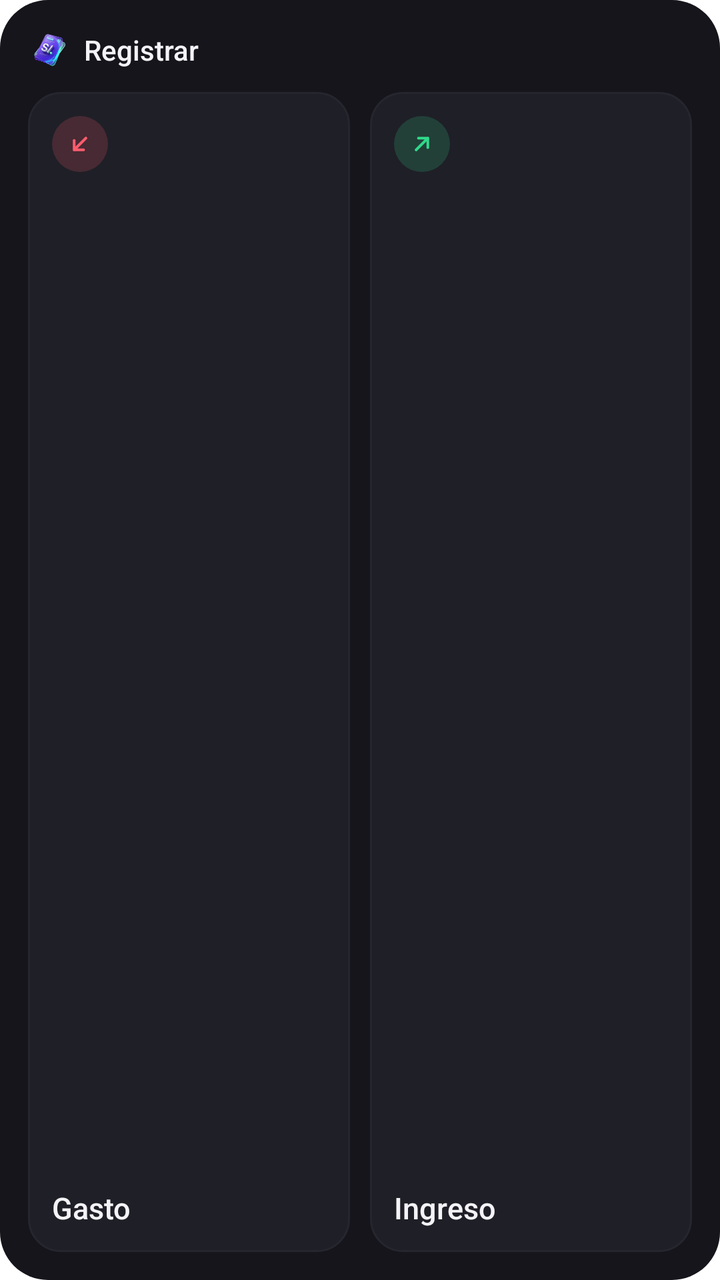
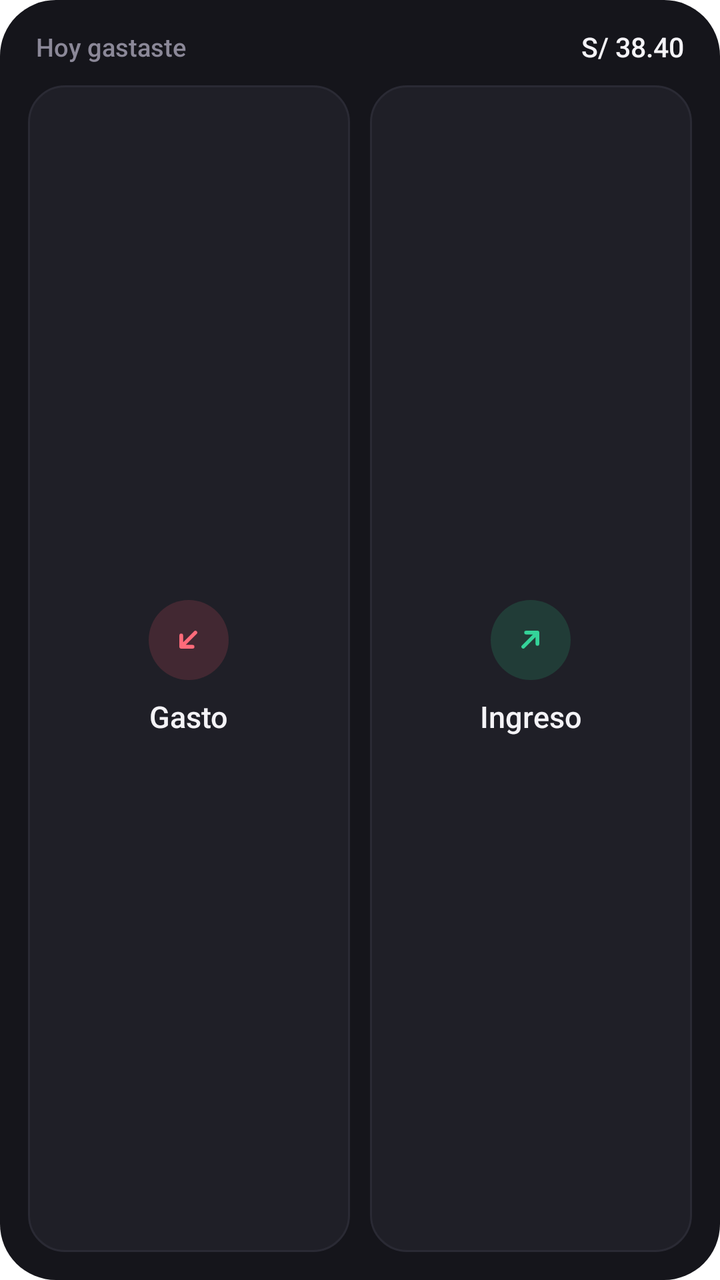

An Android layout rendered at two revisions. The XML below is the earlier revision; the diff shows what the commit changed to produce the second picture.
<!-- AndroidManifest.xml: fallback theme Theme.MaterialComponents.DayNight.NoActionBar -->
<!-- res/layout/widget_quick_add.xml -->
<?xml version="1.0" encoding="utf-8"?>
<LinearLayout xmlns:android="http://schemas.android.com/apk/res/android"
    android:id="@+id/root"
    android:layout_width="match_parent"
    android:layout_height="match_parent"
    android:background="@drawable/widget_bg_card"
    android:orientation="vertical"
    android:padding="14dp">

    <LinearLayout
        android:layout_width="match_parent"
        android:layout_height="wrap_content"
        android:layout_marginBottom="10dp"
        android:gravity="center_vertical"
        android:orientation="horizontal">

        <ImageView
            android:layout_width="22dp"
            android:layout_height="22dp"
            android:importantForAccessibility="no"
            android:src="@drawable/widget_logo" />

        <TextView
            android:layout_width="wrap_content"
            android:layout_height="wrap_content"
            android:layout_marginStart="6dp"
            android:fontFamily="sans-serif-medium"
            android:text="Registrar"
            android:textColor="@color/widget_ink"
            android:textSize="14sp" />
    </LinearLayout>

    <LinearLayout
        android:layout_width="match_parent"
        android:layout_height="0dp"
        android:layout_weight="1"
        android:orientation="horizontal">

        <LinearLayout
            android:id="@+id/expense"
            android:layout_width="0dp"
            android:layout_height="match_parent"
            android:layout_weight="1"
            android:background="@drawable/widget_bg_button"
            android:orientation="vertical"
            android:padding="12dp">

            <FrameLayout
                android:layout_width="28dp"
                android:layout_height="28dp">

                <ImageView
                    android:layout_width="match_parent"
                    android:layout_height="match_parent"
                    android:alpha="0.18"
                    android:importantForAccessibility="no"
                    android:src="@drawable/widget_dot"
                    android:tint="@color/widget_down" />

                <ImageView
                    android:layout_width="14dp"
                    android:layout_height="14dp"
                    android:layout_gravity="center"
                    android:importantForAccessibility="no"
                    android:src="@drawable/widget_ic_down"
                    android:tint="@color/widget_down" />
            </FrameLayout>

            <FrameLayout
                android:layout_width="match_parent"
                android:layout_height="0dp"
                android:layout_weight="1" />

            <TextView
                android:layout_width="wrap_content"
                android:layout_height="wrap_content"
                android:fontFamily="sans-serif-medium"
                android:text="Gasto"
                android:textColor="@color/widget_ink"
                android:textSize="15sp" />
        </LinearLayout>
        <LinearLayout
            android:id="@+id/income"
            android:layout_width="0dp"
            android:layout_height="match_parent"
            android:layout_weight="1"
            android:layout_marginStart="10dp"
            android:background="@drawable/widget_bg_button"
            android:orientation="vertical"
            android:padding="12dp">

            <FrameLayout
                android:layout_width="28dp"
                android:layout_height="28dp">

                <ImageView
                    android:layout_width="match_parent"
                    android:layout_height="match_parent"
                    android:alpha="0.18"
                    android:importantForAccessibility="no"
                    android:src="@drawable/widget_dot"
                    android:tint="@color/widget_up" />

                <ImageView
                    android:layout_width="14dp"
                    android:layout_height="14dp"
                    android:layout_gravity="center"
                    android:importantForAccessibility="no"
                    android:src="@drawable/widget_ic_up"
                    android:tint="@color/widget_up" />
            </FrameLayout>

            <FrameLayout
                android:layout_width="match_parent"
                android:layout_height="0dp"
                android:layout_weight="1" />

            <TextView
                android:layout_width="wrap_content"
                android:layout_height="wrap_content"
                android:fontFamily="sans-serif-medium"
                android:text="Ingreso"
                android:textColor="@color/widget_ink"
                android:textSize="15sp" />
        </LinearLayout>
    </LinearLayout>
</LinearLayout>
<!-- resources referenced by this layout -->
<resources>
  <color name="widget_down">#FFFF5C6E</color>
  <color name="widget_ink">#FFF4F3F7</color>
  <color name="widget_up">#FF2FD98A</color>
  <!-- drawable widget_bg_button (drawable) -->
  <?xml version="1.0" encoding="utf-8"?>
  <shape xmlns:android="http://schemas.android.com/apk/res/android" android:shape="rectangle">
      <solid android:color="@color/widget_soft" />
      <stroke android:width="1dp" android:color="@color/widget_line" />
      <corners android:radius="16dp" />
  </shape>
  <!-- drawable widget_bg_card (drawable) -->
  <?xml version="1.0" encoding="utf-8"?>
  <shape xmlns:android="http://schemas.android.com/apk/res/android" android:shape="rectangle">
      <solid android:color="@color/widget_card" />
      <corners android:radius="24dp" />
  </shape>
  <!-- drawable widget_dot (drawable) -->
  <?xml version="1.0" encoding="utf-8"?>
  <shape xmlns:android="http://schemas.android.com/apk/res/android" android:shape="oval">
      <solid android:color="#FFFFFFFF" />
  </shape>
  <!-- drawable widget_ic_down (drawable) -->
  <?xml version="1.0" encoding="utf-8"?>
  <vector xmlns:android="http://schemas.android.com/apk/res/android"
      android:width="24dp"
      android:height="24dp"
      android:viewportWidth="24"
      android:viewportHeight="24">
      <path
          android:pathData="M17,7L7,17M15,17H7V9"
          android:strokeWidth="2.4"
          android:strokeColor="#FFFFFFFF"
          android:strokeLineCap="round"
          android:strokeLineJoin="round" />
  </vector>
  <!-- drawable widget_ic_up (drawable) -->
  <?xml version="1.0" encoding="utf-8"?>
  <vector xmlns:android="http://schemas.android.com/apk/res/android"
      android:width="24dp"
      android:height="24dp"
      android:viewportWidth="24"
      android:viewportHeight="24">
      <path
          android:pathData="M7,17L17,7M9,7h8v8"
          android:strokeWidth="2.4"
          android:strokeColor="#FFFFFFFF"
          android:strokeLineCap="round"
          android:strokeLineJoin="round" />
  </vector>
  <!-- drawable widget_logo: png bitmap (drawable-nodpi, 20505 bytes) -->
  <color name="widget_soft">#FF1F1F27</color>
  <color name="widget_line">#FF26262F</color>
  <color name="widget_card">#FF15151B</color>
</resources>

<!-- the commit's change to res/layout/widget_quick_add.xml (unified diff, before → after) -->
@@ -1,6 +1,6 @@
 <?xml version="1.0" encoding="utf-8"?>
 <LinearLayout xmlns:android="http://schemas.android.com/apk/res/android"
-    android:id="@+id/root"
+    android:id="@android:id/background"
     android:layout_width="match_parent"
     android:layout_height="match_parent"
     android:background="@drawable/widget_bg_card"
@@ -12,22 +12,29 @@
         android:layout_height="wrap_content"
         android:layout_marginBottom="10dp"
         android:gravity="center_vertical"
-        android:orientation="horizontal">
-
-        <ImageView
-            android:layout_width="22dp"
-            android:layout_height="22dp"
-            android:importantForAccessibility="no"
-            android:src="@drawable/widget_logo" />
+        android:orientation="horizontal"
+        android:paddingStart="4dp"
+        android:paddingEnd="4dp">
 
         <TextView
+            android:id="@+id/today_label"
+            android:layout_width="0dp"
+            android:layout_height="wrap_content"
+            android:layout_weight="1"
+            android:fontFamily="sans-serif-medium"
+            android:text="Hoy gastaste"
+            android:textColor="@color/widget_ink2"
+            android:textSize="12.5sp" />
+
+        <TextView
+            android:id="@+id/today"
             android:layout_width="wrap_content"
             android:layout_height="wrap_content"
-            android:layout_marginStart="6dp"
             android:fontFamily="sans-serif-medium"
-            android:text="Registrar"
+            android:fontFeatureSettings="tnum"
+            android:text="S/ 38.40"
             android:textColor="@color/widget_ink"
-            android:textSize="14sp" />
+            android:textSize="13.5sp" />
     </LinearLayout>
 
     <LinearLayout
@@ -42,82 +49,75 @@
             android:layout_height="match_parent"
             android:layout_weight="1"
             android:background="@drawable/widget_bg_button"
-            android:orientation="vertical"
-            android:padding="12dp">
+            android:gravity="center"
+            android:orientation="vertical">
 
             <FrameLayout
-                android:layout_width="28dp"
-                android:layout_height="28dp">
+                android:layout_width="40dp"
+                android:layout_height="40dp">
 
                 <ImageView
                     android:layout_width="match_parent"
                     android:layout_height="match_parent"
-                    android:alpha="0.18"
+                    android:alpha="0.16"
                     android:importantForAccessibility="no"
                     android:src="@drawable/widget_dot"
                     android:tint="@color/widget_down" />
 
                 <ImageView
-                    android:layout_width="14dp"
-                    android:layout_height="14dp"
+                    android:layout_width="17dp"
+                    android:layout_height="17dp"
                     android:layout_gravity="center"
                     android:importantForAccessibility="no"
                     android:src="@drawable/widget_ic_down"
-                    android:tint="@color/widget_down" />
+                    android:tint="@color/widget_down_text" />
             </FrameLayout>
-
-            <FrameLayout
-                android:layout_width="match_parent"
-                android:layout_height="0dp"
-                android:layout_weight="1" />
 
             <TextView
                 android:layout_width="wrap_content"
                 android:layout_height="wrap_content"
+                android:layout_marginTop="8dp"
                 android:fontFamily="sans-serif-medium"
                 android:text="Gasto"
                 android:textColor="@color/widget_ink"
                 android:textSize="15sp" />
         </LinearLayout>
+
         <LinearLayout
             android:id="@+id/income"
             android:layout_width="0dp"
             android:layout_height="match_parent"
+            android:layout_marginStart="10dp"
             android:layout_weight="1"
-            android:layout_marginStart="10dp"
             android:background="@drawable/widget_bg_button"
-            android:orientation="vertical"
-            android:padding="12dp">
+            android:gravity="center"
+            android:orientation="vertical">
 
             <FrameLayout
-                android:layout_width="28dp"
-                android:layout_height="28dp">
+                android:layout_width="40dp"
+                android:layout_height="40dp">
 
                 <ImageView
                     android:layout_width="match_parent"
                     android:layout_height="match_parent"
-                    android:alpha="0.18"
+                    android:alpha="0.16"
                     android:importantForAccessibility="no"
                     android:src="@drawable/widget_dot"
                     android:tint="@color/widget_up" />
 
                 <ImageView
-                    android:layout_width="14dp"
-                    android:layout_height="14dp"
+                    android:layout_width="17dp"
+                    android:layout_height="17dp"
                     android:layout_gravity="center"
                     android:importantForAccessibility="no"
                     android:src="@drawable/widget_ic_up"
-                    android:tint="@color/widget_up" />
+                    android:tint="@color/widget_up_text" />
             </FrameLayout>
-
-            <FrameLayout
-                android:layout_width="match_parent"
-                android:layout_height="0dp"
-                android:layout_weight="1" />
 
             <TextView
                 android:layout_width="wrap_content"
                 android:layout_height="wrap_content"
+                android:layout_marginTop="8dp"
                 android:fontFamily="sans-serif-medium"
                 android:text="Ingreso"
                 android:textColor="@color/widget_ink"
<!-- resource entries referenced after the edit -->
@@ -1,20 +1,23 @@
 <!-- resources referenced by this layout -->
 <resources>
   <color name="widget_down">#FFFF5C6E</color>
+  <color name="widget_down_text">#FFFF6B7A</color>
   <color name="widget_ink">#FFF4F3F7</color>
+  <color name="widget_ink2">#FF8B8898</color>
   <color name="widget_up">#FF2FD98A</color>
+  <color name="widget_up_text">#FF34D399</color>
   <!-- drawable widget_bg_button (drawable) -->
   <?xml version="1.0" encoding="utf-8"?>
   <shape xmlns:android="http://schemas.android.com/apk/res/android" android:shape="rectangle">
       <solid android:color="@color/widget_soft" />
-      <stroke android:width="1dp" android:color="@color/widget_line" />
-      <corners android:radius="16dp" />
+      <stroke android:width="1dp" android:color="#FF2A2A34" />
+      <corners android:radius="18dp" />
   </shape>
   <!-- drawable widget_bg_card (drawable) -->
   <?xml version="1.0" encoding="utf-8"?>
   <shape xmlns:android="http://schemas.android.com/apk/res/android" android:shape="rectangle">
       <solid android:color="@color/widget_card" />
-      <corners android:radius="24dp" />
+      <corners android:radius="@dimen/widget_radius" />
   </shape>
   <!-- drawable widget_dot (drawable) -->
   <?xml version="1.0" encoding="utf-8"?>
@@ -30,7 +33,7 @@
       android:viewportHeight="24">
       <path
           android:pathData="M17,7L7,17M15,17H7V9"
-          android:strokeWidth="2.4"
+          android:strokeWidth="2.6"
           android:strokeColor="#FFFFFFFF"
           android:strokeLineCap="round"
           android:strokeLineJoin="round" />
@@ -44,14 +47,13 @@
       android:viewportHeight="24">
       <path
           android:pathData="M7,17L17,7M9,7h8v8"
-          android:strokeWidth="2.4"
+          android:strokeWidth="2.6"
           android:strokeColor="#FFFFFFFF"
           android:strokeLineCap="round"
           android:strokeLineJoin="round" />
   </vector>
-  <!-- drawable widget_logo: png bitmap (drawable-nodpi, 20505 bytes) -->
   <color name="widget_soft">#FF1F1F27</color>
-  <color name="widget_line">#FF26262F</color>
   <color name="widget_card">#FF15151B</color>
+  <dimen name="widget_radius">24dp</dimen>
 </resources>
 
